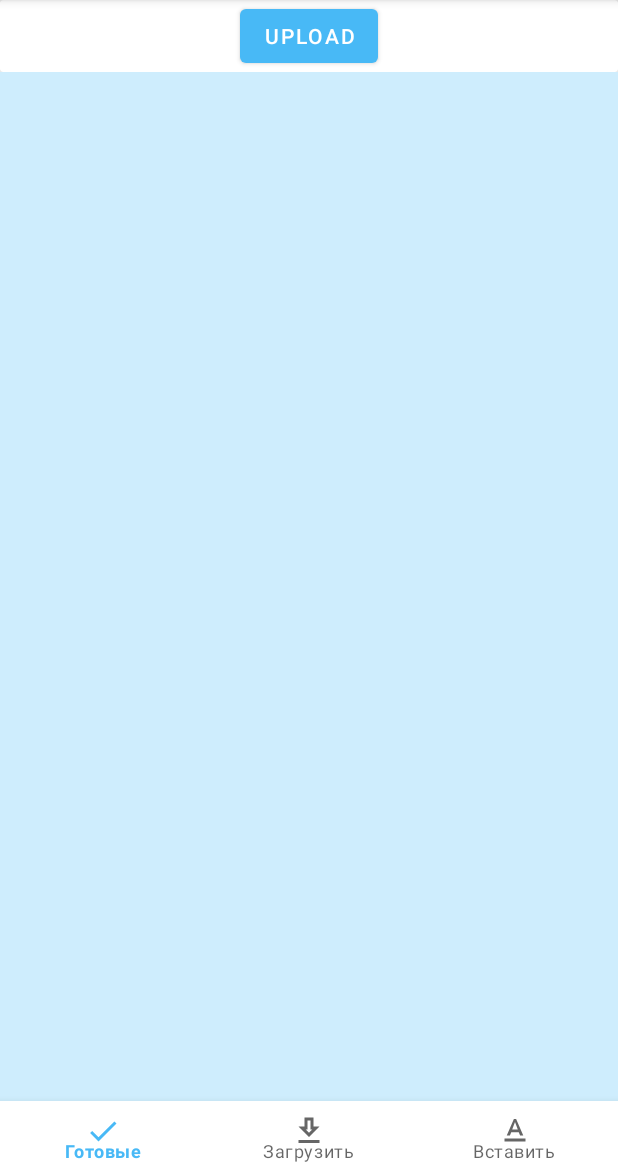
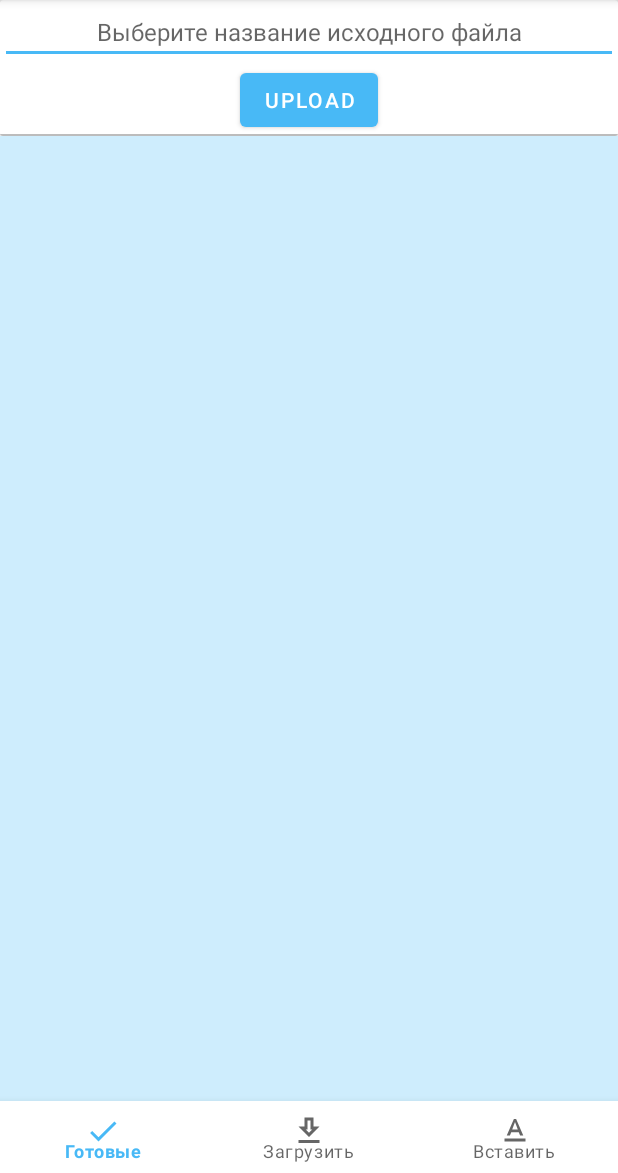
Before and after one commit to JavsTeam/TextBuilder-app, an Android app: the UploadFragment screen opened through its navigation route, after a tap on "UPLOAD", on a phone screen of 412 x 824 dp, the part 63-1236 px from its top. Run offline under Robolectric (Android 15) with nearby library versions, the phone set to English and light mode, and no system bars; our stand-ins replace Room's generated code, navigation-ui.

Commit message:
Basic file upload add

```diff
--- a/app/src/main/AndroidManifest.xml
+++ b/app/src/main/AndroidManifest.xml
@@ -1,6 +1,7 @@
 <?xml version="1.0" encoding="utf-8"?>
 <manifest xmlns:android="http://schemas.android.com/apk/res/android"
     package="com.example.textbuilder">
+    <uses-permission android:name="android.permission.INTERNET" />
 
     <application
         android:allowBackup="true"
@@ -9,6 +10,7 @@
         android:roundIcon="@drawable/app_icon"
         android:supportsRtl="true"
         android:theme="@style/Theme.TextBuilder">
+
         <activity android:name=".ui.MainActivity"
             android:screenOrientation="portrait">
             <intent-filter>
--- a/app/src/main/java/com/example/textbuilder/ui/MainActivity.kt
+++ b/app/src/main/java/com/example/textbuilder/ui/MainActivity.kt
@@ -31,40 +31,31 @@ class MainActivity : AppCompatActivity(), UpdateListener {
             supportFragmentManager.findFragmentById(R.id.nav_host_fragment) as NavHostFragment
         val navController = navHostFragment.navController
 
-        val bottomNavigationView: BottomNavigationView = findViewById(R.id.main_bottom_navigation_view)
+        val bottomNavigationView: BottomNavigationView =
+            findViewById(R.id.main_bottom_navigation_view)
         bottomNavigationView.setupWithNavController(navController)
-
-
-
-
-
-
-
-
-
-
 
 
         var isDisplayingAll = true
         displayFragment =
             supportFragmentManager.findFragmentById(R.id.fragment_display) as DisplayFragment
 
-       // val interactionFragment =
-        //    supportFragmentManager.findFragmentById(R.id.fragment_interaction) as InteractionFragment
-        //interactionFragment.setListener(this)
+        val interactionFragment =
+            navHostFragment.childFragmentManager.fragments[0] as InteractionFragment
+        interactionFragment.setListener(this)
 
-        val buttonScaleAnimation: Animation = AnimationUtils.loadAnimation(this, R.anim.button_scale)
+        val buttonScaleAnimation: Animation =
+            AnimationUtils.loadAnimation(this, R.anim.button_scale)
         val favoriteButton: ImageButton = findViewById(R.id.toolbar_button_favorite)
-        //val interactionFragmentLayout: View = findViewById(R.id.fragment_interaction)
+        val hostFragmentLayout: View = findViewById(R.id.nav_host_fragment)
         favoriteButton.setOnClickListener {
             it.startAnimation(buttonScaleAnimation)
             if (isDisplayingAll) {
                 displayFragment?.displayFavorite()
-               // interactionFragmentLayout.visibility = View.GONE
-            }
-            else {
+                hostFragmentLayout.visibility = View.GONE
+            } else {
                 displayFragment?.displayAll()
-               // interactionFragmentLayout.visibility = View.VISIBLE
+                hostFragmentLayout.visibility = View.VISIBLE
             }
             isDisplayingAll = !isDisplayingAll
         }
--- a/app/src/main/java/com/example/textbuilder/ui/upload/UploadFragment.kt
+++ b/app/src/main/java/com/example/textbuilder/ui/upload/UploadFragment.kt
@@ -1,15 +1,29 @@
 package com.example.textbuilder.ui.upload
 
+import android.app.Activity
+import android.content.Context
+import android.content.Intent
+import android.net.Uri
 import android.os.Bundle
 import android.view.LayoutInflater
 import android.view.View
 import android.view.ViewGroup
 import android.widget.Button
+import android.widget.EditText
 import android.widget.Toast
 import androidx.fragment.app.Fragment
 import com.example.textbuilder.R
+import com.example.textbuilder.service.FileNameConverter
+import com.example.textbuilder.service.PreferencesHandler
+import java.io.FileNotFoundException
+import java.math.BigInteger
+import java.security.MessageDigest
+import java.util.*
+
 
 class UploadFragment : Fragment() {
+    private var fileNameEditText: EditText? = null
+
     override fun onCreateView(
         inflater: LayoutInflater,
         container: ViewGroup?,
@@ -17,11 +31,83 @@ class UploadFragment : Fragment() {
     ): View? {
         val rootView = inflater.inflate(R.layout.fragment_upload, container, false)
 
-        val button: Button = rootView.findViewById(R.id.upload_fragment_button_upload)
-        button.setOnClickListener {
-
-        }
+        initUploadButton(rootView.findViewById(R.id.upload_fragment_button_upload))
+        initFileTagEditText(rootView.findViewById(R.id.upload_fragment_edittext_filetag))
 
         return rootView
     }
+
+    private fun initFileTagEditText(fileNameEditText: EditText) {
+        this.fileNameEditText = fileNameEditText
+    }
+
+    private val REQUEST_TEXT_GET = 1
+
+    private fun initUploadButton(uploadButton: Button) {
+        uploadButton.setOnClickListener {
+            val intent = Intent(Intent.ACTION_OPEN_DOCUMENT).apply {
+                type = "*/*"
+            }
+            intent.putExtra(Intent.EXTRA_MIME_TYPES, arrayOf("text/plain", "application/zip"))
+            if (intent.resolveActivity(requireActivity().packageManager) != null) {
+                startActivityForResult(intent, REQUEST_TEXT_GET)
+            }
+        }
+    }
+
+    override fun onActivityResult(requestCode: Int, resultCode: Int, data: Intent?) {
+        if (requestCode == REQUEST_TEXT_GET && resultCode == Activity.RESULT_OK) {
+            val context = requireContext()
+            val documentUri: Uri? = data?.data
+            val fileTag = getFileTag()
+            if (documentUri != null && fileTag.isNotEmpty()) {
+                val fileName = FileNameConverter.encodeFileTag(fileTag)
+                val text = getTextFromTxtByUri(documentUri)
+                PreferencesHandler.saveFileTagInPreferences(requireActivity(), fileTag, fileName)
+                context.openFileOutput(fileName, Context.MODE_PRIVATE).use {
+                    it.write(text.toByteArray())
+                }
+            } else {
+                Toast.makeText(context, "Введите другое название для исходника", Toast.LENGTH_SHORT)
+                    .show()
+            }
+        }
+    }
+
+
+    private fun read(fileTag: String) {
+        val preferences = requireActivity().getPreferences(Activity.MODE_PRIVATE)
+        val savedFileName = preferences.getString(fileTag, "")
+        println(savedFileName)
+        requireContext().openFileInput(savedFileName).bufferedReader().useLines { lines ->
+            lines.forEach {
+                println(it)
+            }
+        }
+    }
+
+    private fun getTextFromTxtByUri(txtUri: Uri): String {
+        var result = ""
+        try {
+            val inputStream = requireActivity().contentResolver.openInputStream(txtUri)
+            val s: Scanner = Scanner(inputStream).useDelimiter("\\A")
+            result = if (s.hasNext()) s.next() else ""
+        } catch (e: FileNotFoundException) {
+            e.printStackTrace()
+        }
+        return result
+    }
+
+    // TODO: update restrictions for filename
+    private fun getFileTag(): String {
+        val fileTag = fileNameEditText?.text.toString()
+        if (fileTag.isNotEmpty() && isFileTagUnique(fileTag)) {
+            return fileTag
+        }
+        return ""
+    }
+
+    private fun isFileTagUnique(fileTag: String): Boolean {
+
+    }
 }
--- a/app/src/main/res/layout/fragment_upload.xml
+++ b/app/src/main/res/layout/fragment_upload.xml
@@ -4,13 +4,42 @@
     xmlns:tools="http://schemas.android.com/tools"
     android:layout_width="match_parent"
     android:layout_height="wrap_content">
+
+    <androidx.constraintlayout.widget.ConstraintLayout
+        android:layout_width="match_parent"
+        android:layout_height="wrap_content">
+
+        <EditText
+            android:id="@+id/upload_fragment_edittext_filetag"
+            style="@style/edittext_style_default"
+            android:layout_width="match_parent"
+            android:layout_height="wrap_content"
+            android:inputType="text"
+            android:gravity="center"
+            android:hint="Выберите название исходного файла"
+            android:theme="@style/edittext_theme_default"
+            app:layout_constraintEnd_toEndOf="parent"
+            app:layout_constraintStart_toStartOf="parent"
+            app:layout_constraintTop_toTopOf="parent" />
+
         <Button
             android:id="@+id/upload_fragment_button_upload"
-        android:layout_gravity="center"
             android:layout_width="wrap_content"
             android:layout_height="wrap_content"
+            android:layout_gravity="center"
             android:text="upload"
             app:layout_constraintEnd_toEndOf="parent"
             app:layout_constraintStart_toStartOf="parent"
-        app:layout_constraintTop_toTopOf="parent" />
+            app:layout_constraintTop_toBottomOf="@+id/upload_fragment_edittext_filetag" />
+
+        <View
+            android:id="@+id/view"
+            android:layout_width="match_parent"
+            android:layout_height="1dp"
+            android:layout_gravity="bottom"
+            android:background="@color/gray"
+            app:layout_constraintBottom_toBottomOf="parent"
+            app:layout_constraintEnd_toEndOf="parent"
+            app:layout_constraintStart_toStartOf="parent" />
+    </androidx.constraintlayout.widget.ConstraintLayout>
 </androidx.cardview.widget.CardView>
```
Lines whose indentation alone changed are shown as unchanged.
